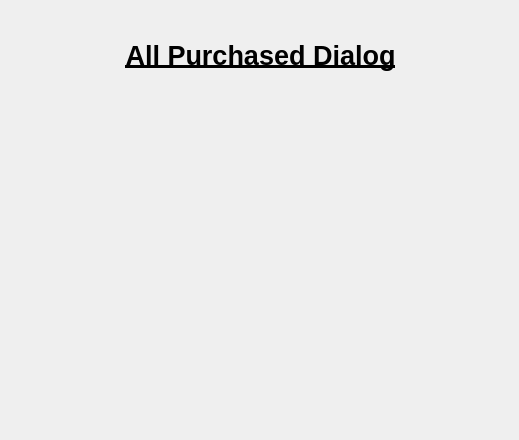
Qt form Library-System/purchasedbooksdialog.ui (mazenwk/cs2lab-project) before a commit.
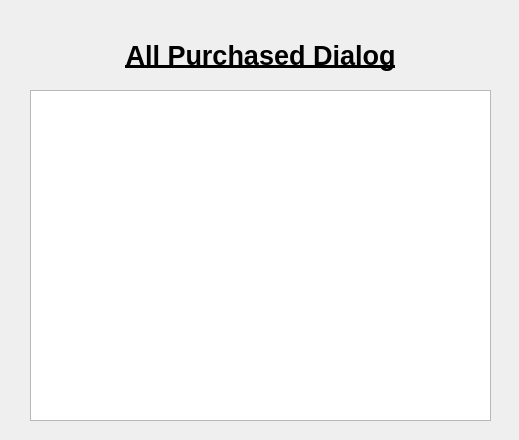
The same form after that commit.

Commit message: Documented purchase dialog & purchased books dialog

```diff
--- a/Library-System/purchasedbooksdialog.ui
+++ b/Library-System/purchasedbooksdialog.ui
@@ -36,13 +36,13 @@
     <set>Qt::AlignCenter</set>
    </property>
   </widget>
-  <widget class="QLabel" name="label_Output_BooksBought">
+  <widget class="QTextEdit" name="textEdit_Output_BooksBought">
    <property name="geometry">
     <rect>
-     <x>40</x>
+     <x>30</x>
      <y>90</y>
-     <width>361</width>
-     <height>281</height>
+     <width>461</width>
+     <height>331</height>
     </rect>
    </property>
    <property name="font">
@@ -50,9 +50,6 @@
      <pointsize>12</pointsize>
     </font>
    </property>
-   <property name="text">
-    <string/>
-   </property>
   </widget>
  </widget>
  <resources/>
```
The commit also changes 6 other files.
